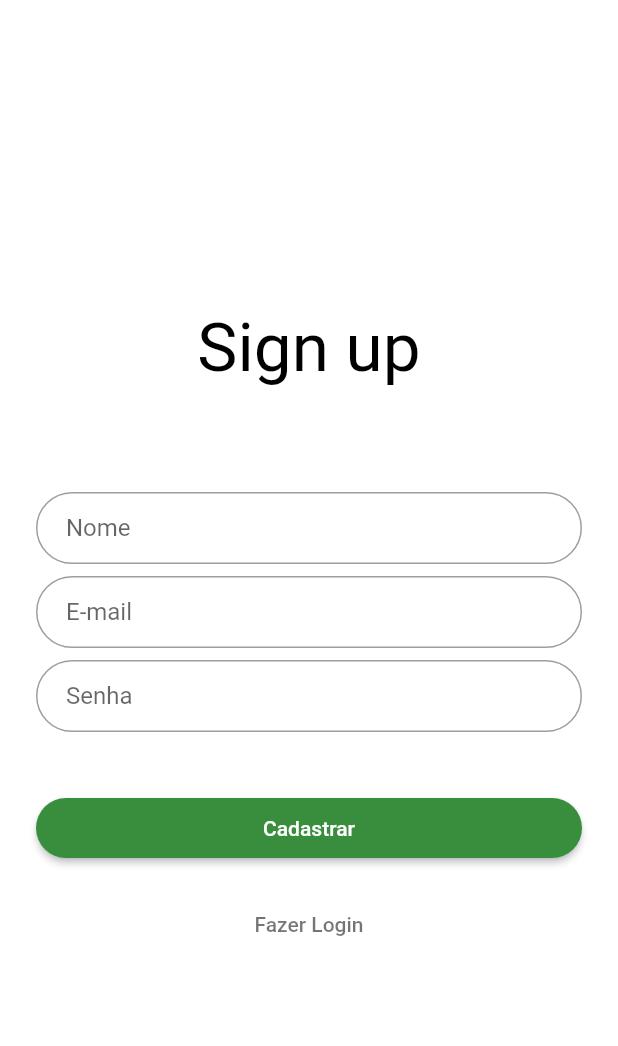
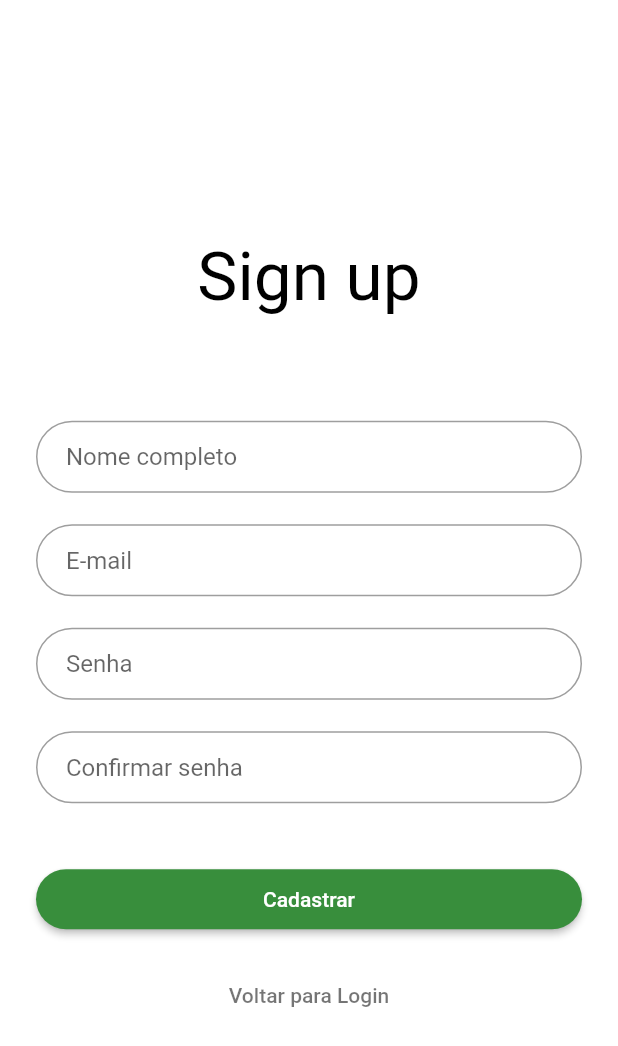
Before and after one commit to rayenealmeida/login-flutter, a Flutter app: the RegisterPage screen opened by its route, on a phone screen of 412 x 824 dp. Shown: the top 1046 px of the screen. Run offline on Flutter 3.47's test engine with Material 2 defaults, Android fonts, the phone set to English and light mode, and no system bars; our stand-ins replace get.

Commit message:
register

```diff
--- a/lib/ui/android/register_page.dart
+++ b/lib/ui/android/register_page.dart
@@ -33,14 +33,14 @@ class RegisterPage extends StatelessWidget {
                 autofocus: false,
                 //initialValue: "emailteste@gmail.com",
                 decoration: InputDecoration(
-                  hintText: "Nome",
+                  hintText: "Nome completo",
                   contentPadding: const EdgeInsets.symmetric(horizontal: 20.0, vertical: 10.0),
                   border: OutlineInputBorder(
                     borderRadius: BorderRadius.circular(32.0),
                 )
               ),
             ),
-             const SizedBox(height: 8.0),
+             const SizedBox(height: 21.0),
               TextFormField(
                 keyboardType: TextInputType.emailAddress,
                 autofocus: false,
@@ -53,13 +53,26 @@ class RegisterPage extends StatelessWidget {
                 )
               ),
             ),
-            const SizedBox(height: 8.0),
+            const SizedBox(height: 21.0),
             TextFormField(
                 autofocus: false,
                 //initialValue: "password",
                 obscureText: true,
                 decoration: InputDecoration(
                   hintText: "Senha",
+                  contentPadding: const EdgeInsets.symmetric(horizontal: 20.0, vertical: 10.0),
+                  border: OutlineInputBorder(
+                    borderRadius: BorderRadius.circular(32.0),
+                )
+              ),
+            ),
+            const SizedBox(height: 21.0),
+            TextFormField(
+                autofocus: false,
+                //initialValue: "password",
+                obscureText: true,
+                decoration: InputDecoration(
+                  hintText: "Confirmar senha",
                   contentPadding: const EdgeInsets.symmetric(horizontal: 20.0, vertical: 10.0),
                   border: OutlineInputBorder(
                     borderRadius: BorderRadius.circular(32.0),
@@ -85,7 +98,7 @@ class RegisterPage extends StatelessWidget {
                 onPressed: () {
                   Get.toNamed(Routes.login);
                 },
-                child: const Text("Fazer Login", style: TextStyle(color: Colors.black54),),
+                child: const Text("Voltar para Login", style: TextStyle(color: Colors.black54),),
             ),
           ],
         )
```
